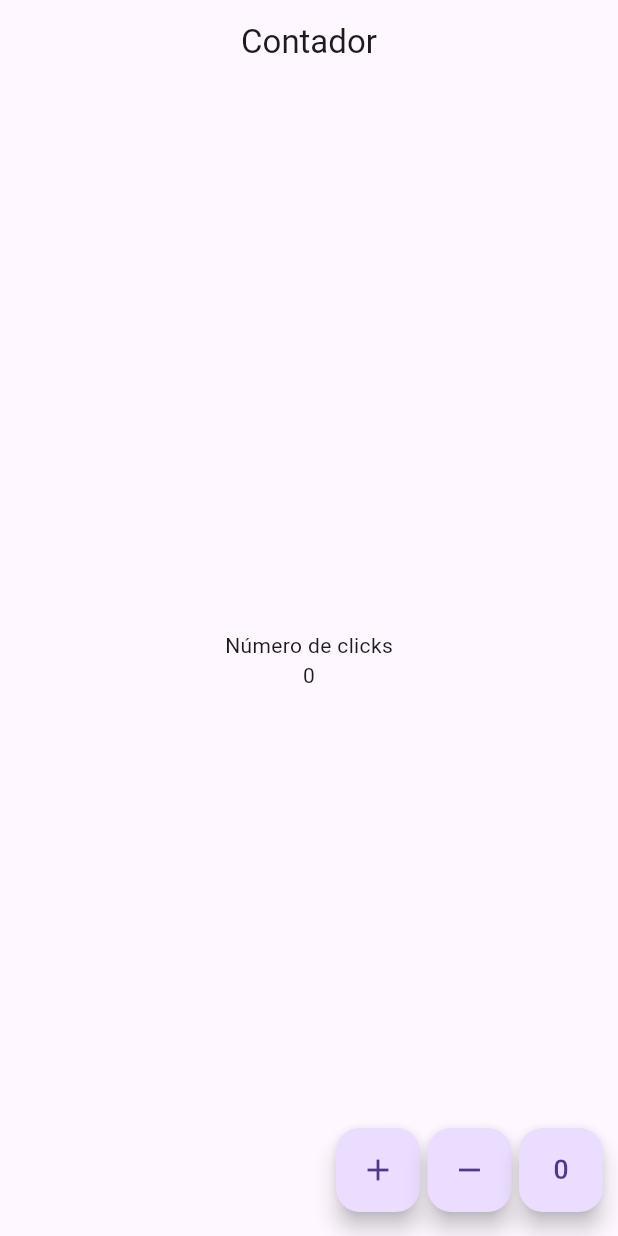
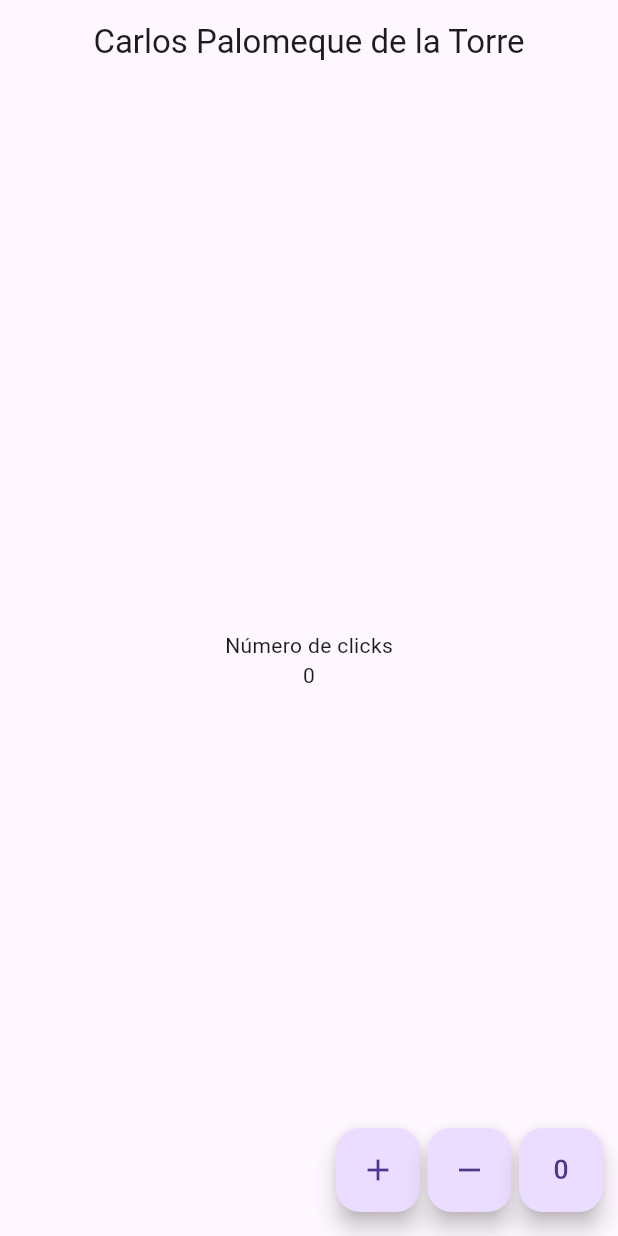
Before and after one commit to PalomequeDeLaTorre/countertest, a Flutter app: the screen it shows after launch, on a phone screen of 412 x 824 dp. Run offline on Flutter 3.47's test engine with Material 3 defaults, Android fonts, the phone set to English and light mode, and no system bars.

Commit message:
ContadorDeClicks

```diff
--- a/lib/pages/home_page.dart
+++ b/lib/pages/home_page.dart
@@ -15,7 +15,7 @@ class _HomePageState extends State<HomePage> {
     return Scaffold(
       appBar: AppBar(
         centerTitle: true,
-        title: const Text("Contador"),
+        title: const Text("Carlos Palomeque de la Torre"),
       ),
       body: Center(
         child: Column(
```
